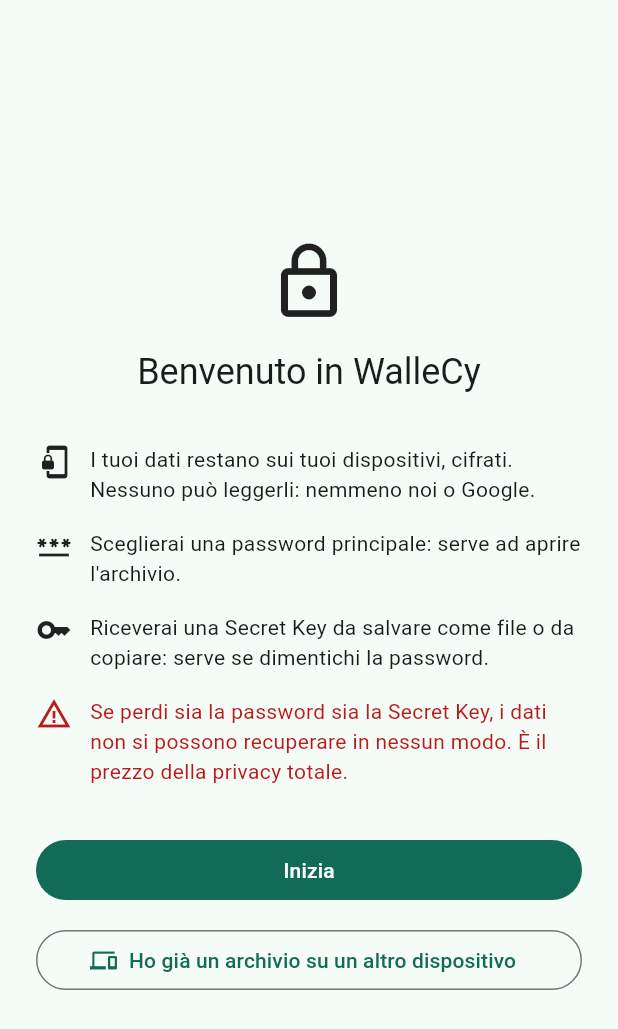
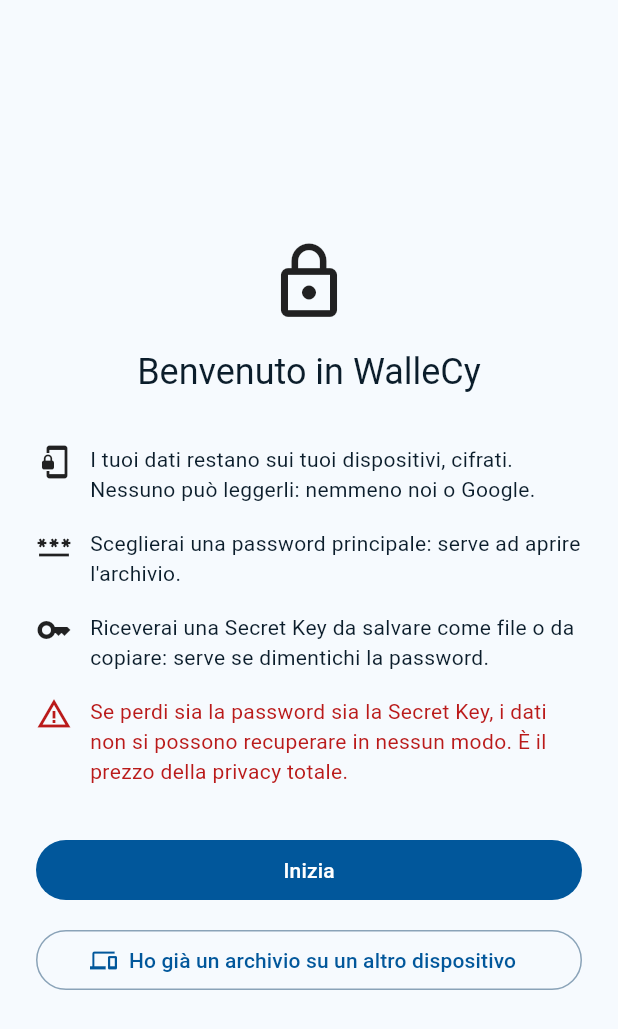
Before and after one commit to akito996/GestionaleFinanziaria, a Flutter app: the screen it shows after launch, on a phone screen of 412 x 824 dp. Shown: the top 1029 px of the screen. Run offline on Flutter 3.47's test engine with Material 3 defaults, Android fonts, the phone set to English and light mode, and no system bars; our stand-ins replace drift, file_picker, fl_chart, google_sign_in, googleapis_auth, image_picker and 1 more; missing offline and left inert: file_selector, pdfrx_engine, sodium, sqlite3; accounts and stored records are empty; generated files the repository leaves out were written again.

Commit message:
feat: tema "Blu fedele all'icona" (chiaro e scuro)
Scelta dell'utente fra 5 proposte: i blu dell'icona (#01579B, #29B6F6,
#54C5F8). Chiaro: pulsanti blu scuro, sfondo bianco-azzurro, schede
bianche con bordo sottile. Scuro: pulsanti azzurri, sfondo blu notte.
Contrasti verificati da un test; anche il sito usa gli stessi colori.

Co-Authored-By: Claude Opus 5.5 <noreply@anthropic.com>

```diff
--- a/lib/app.dart
+++ b/lib/app.dart
@@ -6,6 +6,7 @@ import 'features/comuni/navigazione.dart';
 import 'features/primo_avvio/primo_avvio_pagina.dart';
 import 'features/sblocco/sblocco_pagina.dart';
 import 'features/comuni/firma_versione.dart';
+import 'features/comuni/tema.dart';
 import 'core/identita.dart';
 
 /// Radice dell'app: tema, lingua italiana e schermata in base allo stato della [sessione].
@@ -19,7 +20,6 @@ class GestionaleApp extends StatefulWidget {
 }
 
 class _GestionaleAppState extends State<GestionaleApp> {
-  static const _colore = Color(0xFF1B6E5A);
   final _navigatore = GlobalKey<NavigatorState>();
 
   @override
@@ -42,10 +42,6 @@ class _GestionaleAppState extends State<GestionaleApp> {
     }
   }
 
-  /// Ogni avviso in basso si può chiudere a mano con la "x" (accanto ad
-  /// "Annulla", se c'è).
-  static const _avvisi = SnackBarThemeData(showCloseIcon: true);
-
   @override
   Widget build(BuildContext context) {
     final sessione = widget.sessione;
@@ -65,17 +61,9 @@ class _GestionaleAppState extends State<GestionaleApp> {
       locale: const Locale('it', 'IT'),
       supportedLocales: const [Locale('it', 'IT')],
       localizationsDelegates: GlobalMaterialLocalizations.delegates,
-      theme: ThemeData(
-        colorSchemeSeed: _colore,
-        useMaterial3: true,
-        snackBarTheme: _avvisi,
-      ),
-      darkTheme: ThemeData(
-        colorSchemeSeed: _colore,
-        brightness: Brightness.dark,
-        useMaterial3: true,
-        snackBarTheme: _avvisi,
-      ),
+      // Tema "Blu fedele all'icona" (scelta dell'utente).
+      theme: TemaWalleCy.chiaro(),
+      darkTheme: TemaWalleCy.scuro(),
       // La versione, come una firma, solo all'apertura (poi sfuma).
       builder: (context, child) => Stack(
         children: [
--- /dev/null
+++ b/lib/features/comuni/tema.dart
@@ -0,0 +1,77 @@
+import 'package:flutter/material.dart';
+
+/// Tema "Blu fedele all'icona" (scelta dell'utente, proposta 1): i tre blu
+/// dell'icona. Blu scuro sui pulsanti nel tema chiaro, azzurro in quello
+/// scuro; schede bianche (o blu notte) con un bordo sottile.
+abstract final class TemaWalleCy {
+  /// I colori dell'icona.
+  static const azzurroChiaro = Color(0xFF54C5F8);
+  static const azzurro = Color(0xFF29B6F6);
+  static const bluScuro = Color(0xFF01579B);
+
+  static ThemeData chiaro() => _tema(
+    ColorScheme.fromSeed(seedColor: bluScuro).copyWith(
+      primary: bluScuro,
+      onPrimary: Colors.white,
+      primaryContainer: const Color(0xFFE1F3FD),
+      onPrimaryContainer: bluScuro,
+      secondary: const Color(0xFF0277BD),
+      onSecondary: Colors.white,
+      secondaryContainer: const Color(0xFFE1F3FD),
+      onSecondaryContainer: bluScuro,
+      surface: const Color(0xFFF6FAFE),
+      onSurface: const Color(0xFF0B1D2B),
+      onSurfaceVariant: const Color(0xFF4A6375),
+      surfaceContainerLowest: Colors.white,
+      surfaceContainerLow: Colors.white,
+      surfaceContainer: const Color(0xFFEEF5FB),
+      surfaceContainerHigh: const Color(0xFFE6F0F8),
+      surfaceContainerHighest: const Color(0xFFDDE9F3),
+      outline: const Color(0xFF8AA3B8),
+      outlineVariant: const Color(0xFFD6E4EF),
+    ),
+  );
+
+  static ThemeData scuro() => _tema(
+    ColorScheme.fromSeed(
+      seedColor: azzurroChiaro,
+      brightness: Brightness.dark,
+    ).copyWith(
+      primary: azzurroChiaro,
+      onPrimary: const Color(0xFF03263F),
+      primaryContainer: const Color(0xFF1C3A52),
+      onPrimaryContainer: const Color(0xFF9FDDFB),
+      secondary: azzurro,
+      onSecondary: const Color(0xFF03263F),
+      secondaryContainer: const Color(0xFF1C3A52),
+      onSecondaryContainer: const Color(0xFF9FDDFB),
+      surface: const Color(0xFF0E1A24),
+      onSurface: const Color(0xFFE3EEF7),
+      onSurfaceVariant: const Color(0xFFA9C0D2),
+      surfaceContainerLowest: const Color(0xFF0A141C),
+      surfaceContainerLow: const Color(0xFF16283A),
+      surfaceContainer: const Color(0xFF1A2E42),
+      surfaceContainerHigh: const Color(0xFF1F3549),
+      surfaceContainerHighest: const Color(0xFF253D53),
+      outline: const Color(0xFF5E7A91),
+      outlineVariant: const Color(0xFF23415A),
+    ),
+  );
+
+  static ThemeData _tema(ColorScheme schema) => ThemeData(
+    colorScheme: schema,
+    useMaterial3: true,
+    scaffoldBackgroundColor: schema.surface,
+    // Schede piatte con un bordo sottile, come nella proposta.
+    cardTheme: CardThemeData(
+      elevation: 0,
+      color: schema.surfaceContainerLow,
+      shape: RoundedRectangleBorder(
+        borderRadius: BorderRadius.circular(12),
+        side: BorderSide(color: schema.outlineVariant),
+      ),
+    ),
+    // Ogni avviso in basso si può chiudere a mano con la "x".
+    snackBarTheme: const SnackBarThemeData(showCloseIcon: true),
+  );
+}
```
Also changed, not shown: 2 other files.
